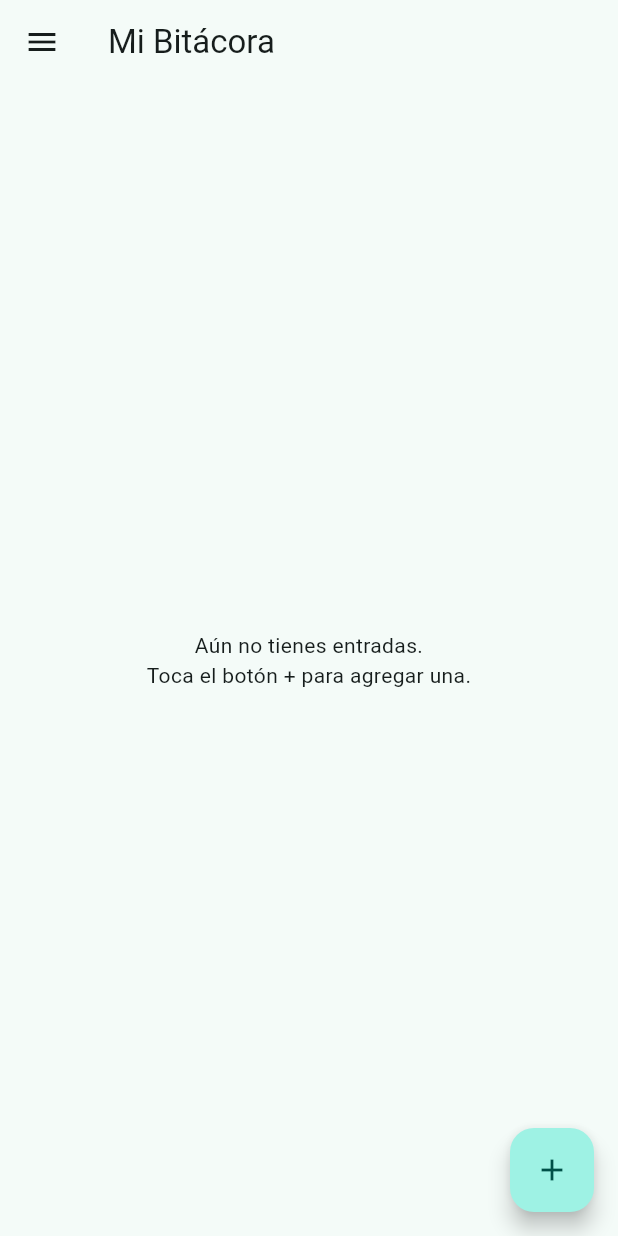
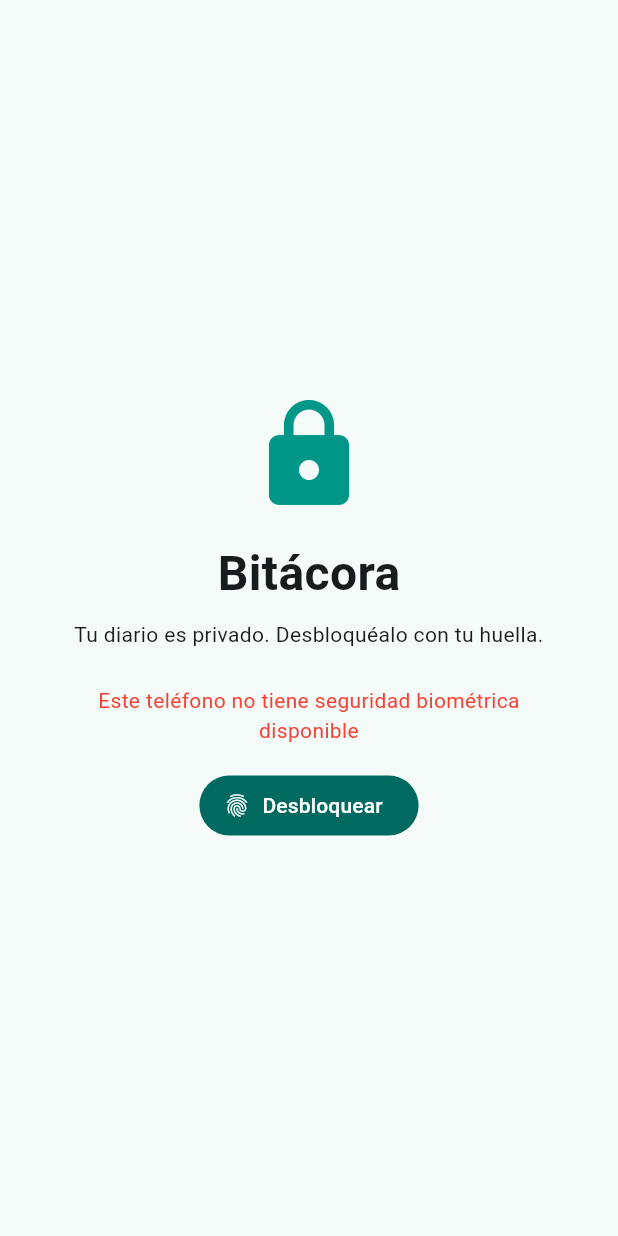
Before and after one commit to Marcosjv1/Parcial-2, a Flutter app: the screen it shows after launch, on a phone screen of 412 x 824 dp. Run offline on Flutter 3.47's test engine with Material 3 defaults, Android fonts, the phone set to English and light mode, and no system bars; our stand-ins replace geolocator, image_picker, local_auth, permission_handler, speech_to_text, sqflite; accounts and stored records are empty.

Commit message:
Login con huella, manejo de permisos negados y JSON
Lo que pide la rúbrica para sobresaliente.

```diff
--- a/lib/main.dart
+++ b/lib/main.dart
@@ -2,6 +2,7 @@ import 'package:flutter/material.dart';
 
 import 'screens/detalle_screen.dart';
 import 'screens/inicio_screen.dart';
+import 'screens/login_screen.dart';
 import 'screens/nueva_entrada_screen.dart';
 
 // Punto de entrada de la app
@@ -24,7 +25,8 @@ class MiApp extends StatelessWidget {
       // Rutas con nombre: cada pantalla tiene un "nombre" para navegar a ella
       initialRoute: '/',
       routes: {
-        '/': (context) => const InicioScreen(),
+        '/': (context) => const LoginScreen(),
+        '/inicio': (context) => const InicioScreen(),
         '/nueva': (context) => const NuevaEntradaScreen(),
         '/detalle': (context) => const DetalleScreen(),
       },
--- /dev/null
+++ b/lib/screens/login_screen.dart
@@ -0,0 +1,90 @@
+import 'package:flutter/material.dart';
+
+import '../services/auth_service.dart';
+
+// Pantalla de bloqueo: pide la huella (o el PIN del teléfono) para entrar
+class LoginScreen extends StatefulWidget {
+  const LoginScreen({super.key});
+
+  @override
+  State<LoginScreen> createState() => _LoginScreenState();
+}
+
+class _LoginScreenState extends State<LoginScreen> {
+  bool _verificando = false;
+  String? _error;
+
+  @override
+  void initState() {
+    super.initState();
+    // Pedimos la huella en cuanto se abre la app
+    WidgetsBinding.instance.addPostFrameCallback((_) => _desbloquear());
+  }
+
+  Future<void> _desbloquear() async {
+    if (_verificando) return;
+    setState(() {
+      _verificando = true;
+      _error = null;
+    });
+
+    try {
+      final ok = await AuthService.autenticar();
+      if (!mounted) return;
+      if (ok) {
+        // pushReplacementNamed quita el login de la pila de pantallas:
+        // así el botón "atrás" no regresa a esta pantalla.
+        Navigator.pushReplacementNamed(context, '/inicio');
+        return;
+      }
+      setState(() => _error = 'No se pudo verificar tu identidad');
+    } catch (e) {
+      if (mounted) {
+        setState(() => _error = e.toString().replaceFirst('Exception: ', ''));
+      }
+    } finally {
+      if (mounted) setState(() => _verificando = false);
+    }
+  }
+
+  @override
+  Widget build(BuildContext context) {
+    return Scaffold(
+      body: Center(
+        child: Padding(
+          padding: const EdgeInsets.all(32),
+          child: Column(
+            mainAxisSize: MainAxisSize.min,
+            children: [
+              const Icon(Icons.lock, size: 80, color: Colors.teal),
+              const SizedBox(height: 16),
+              const Text(
+                'Bitácora',
+                style: TextStyle(fontSize: 32, fontWeight: FontWeight.bold),
+              ),
+              const SizedBox(height: 8),
+              const Text(
+                'Tu diario es privado. Desbloquéalo con tu huella.',
+                textAlign: TextAlign.center,
+              ),
+              const SizedBox(height: 24),
+              if (_error != null) ...[
+                Text(
+                  _error!,
+                  textAlign: TextAlign.center,
+                  style: const TextStyle(color: Colors.red),
+                ),
+                const SizedBox(height: 16),
+              ],
+              FilledButton.icon(
+                onPressed: _verificando ? null : _desbloquear,
+                icon: const Icon(Icons.fingerprint),
+                label: Text(_verificando ? 'Verificando...' : 'Desbloquear'),
+              ),
+            ],
+          ),
+        ),
+      ),
+    );
+  }
+}
--- /dev/null
+++ b/lib/services/auth_service.dart
@@ -0,0 +1,39 @@
+import 'package:local_auth/local_auth.dart';
+
+// Servicio de login biométrico (huella / rostro, o el PIN del teléfono)
+class AuthService {
+  static final LocalAuthentication _auth = LocalAuthentication();
+
+  // Regresa true si el usuario se identificó correctamente.
+  // Lanza una Exception con un mensaje claro si algo impide autenticar.
+  static Future<bool> autenticar() async {
+    // ¿El teléfono tiene algún método de seguridad (huella, rostro, PIN)?
+    final soportado = await _auth.isDeviceSupported();
+    if (!soportado) {
+      throw Exception('Este teléfono no tiene seguridad biométrica disponible');
+    }
+
+    try {
+      return await _auth.authenticate(
+        localizedReason: 'Usa tu huella para abrir tu diario',
+        biometricOnly: false, // si no hay huella registrada, acepta el PIN
+        persistAcrossBackgrounding: true,
+      );
+    } on LocalAuthException catch (e) {
+      switch (e.code) {
+        case LocalAuthExceptionCode.userCanceled:
+        case LocalAuthExceptionCode.systemCanceled:
+          return false; // el usuario cerró el diálogo
+        case LocalAuthExceptionCode.noCredentialsSet:
+          throw Exception(
+            'Configura un PIN o huella en tu teléfono para proteger tu diario',
+          );
+        case LocalAuthExceptionCode.temporaryLockout:
+        case LocalAuthExceptionCode.biometricLockout:
+          throw Exception('Demasiados intentos fallidos. Espera un momento.');
+        default:
+          throw Exception('No se pudo verificar tu identidad (${e.code.name})');
+      }
+    }
+  }
+}
```
Also changed, not shown: lib/models/entrada.dart (+19 -9 lines), lib/screens/detalle_screen.dart (+24 -0 lines), lib/screens/inicio_screen.dart (+8 -0 lines), lib/screens/nueva_entrada_screen.dart (+35 -2 lines), lib/services/permisos_service.dart (added, +47 -0 lines), pubspec.yaml (+5 -3 lines), 2 other files.
